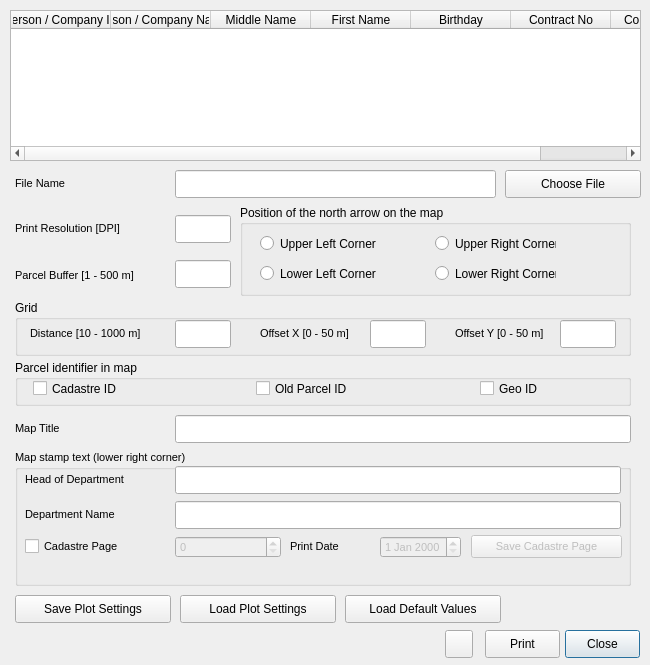
Old version of the form view/PrintDialog.ui in the repository teamlm2/lm2.
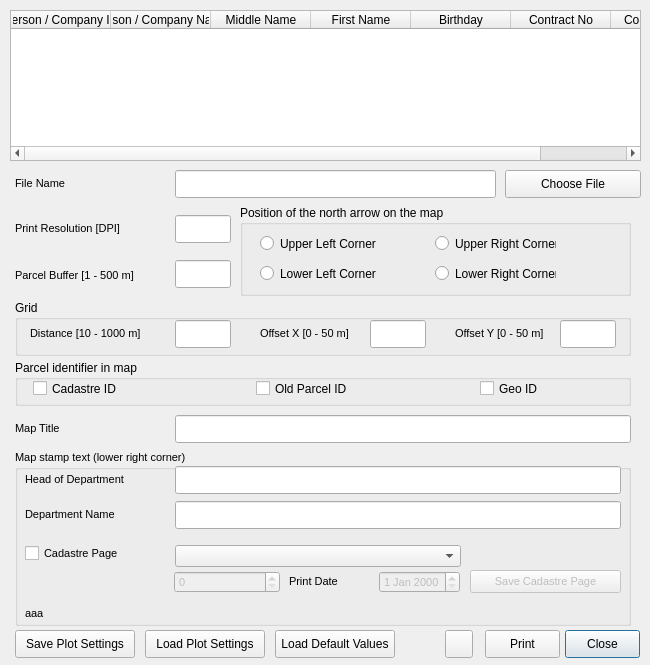
New version of the form. Icons and pictures are not drawn.

Commit message: Кадастрын үнэт цаас хэвлэх тохиргоо

```diff
--- a/view/PrintDialog.ui
+++ b/view/PrintDialog.ui
@@ -344,7 +344,7 @@
      <x>15</x>
      <y>450</y>
      <width>616</width>
-     <height>136</height>
+     <height>176</height>
     </rect>
    </property>
    <property name="font">
@@ -434,7 +434,7 @@
     <property name="geometry">
      <rect>
       <x>10</x>
-      <y>88</y>
+      <y>95</y>
       <width>136</width>
       <height>17</height>
      </rect>
@@ -449,8 +449,8 @@
     </property>
     <property name="geometry">
      <rect>
-      <x>160</x>
-      <y>86</y>
+      <x>159</x>
+      <y>121</y>
       <width>106</width>
       <height>22</height>
      </rect>
@@ -465,8 +465,8 @@
     </property>
     <property name="geometry">
      <rect>
-      <x>456</x>
-      <y>85</y>
+      <x>455</x>
+      <y>120</y>
       <width>151</width>
       <height>23</height>
      </rect>
@@ -481,8 +481,8 @@
     </property>
     <property name="geometry">
      <rect>
-      <x>365</x>
-      <y>86</y>
+      <x>364</x>
+      <y>121</y>
       <width>81</width>
       <height>22</height>
      </rect>
@@ -491,8 +491,8 @@
    <widget class="QLabel" name="label_4">
     <property name="geometry">
      <rect>
-      <x>275</x>
-      <y>90</y>
+      <x>274</x>
+      <y>125</y>
       <width>81</width>
       <height>13</height>
      </rect>
@@ -505,13 +505,23 @@
     <property name="geometry">
      <rect>
       <x>10</x>
-      <y>115</y>
+      <y>155</y>
       <width>431</width>
       <height>16</height>
      </rect>
     </property>
     <property name="text">
-     <string/>
+     <string>aaa</string>
+    </property>
+   </widget>
+   <widget class="QComboBox" name="cadastre_page_interval_cbox">
+    <property name="geometry">
+     <rect>
+      <x>160</x>
+      <y>95</y>
+      <width>286</width>
+      <height>22</height>
+     </rect>
     </property>
    </widget>
   </widget>
@@ -519,8 +529,8 @@
    <property name="geometry">
     <rect>
      <x>15</x>
-     <y>595</y>
-     <width>156</width>
+     <y>630</y>
+     <width>120</width>
      <height>28</height>
     </rect>
    </property>
@@ -531,9 +541,9 @@
   <widget class="QPushButton" name="load_settings_button">
    <property name="geometry">
     <rect>
-     <x>180</x>
-     <y>595</y>
-     <width>156</width>
+     <x>145</x>
+     <y>630</y>
+     <width>120</width>
      <height>28</height>
     </rect>
    </property>
@@ -544,9 +554,9 @@
   <widget class="QPushButton" name="load_defaults_button">
    <property name="geometry">
     <rect>
-     <x>345</x>
-     <y>595</y>
-     <width>156</width>
+     <x>275</x>
+     <y>630</y>
+     <width>120</width>
      <height>28</height>
     </rect>
    </property>
```
Left out of the diff: 24 changed lines with no effect on the pictures. The commit also changes 2 other files.
